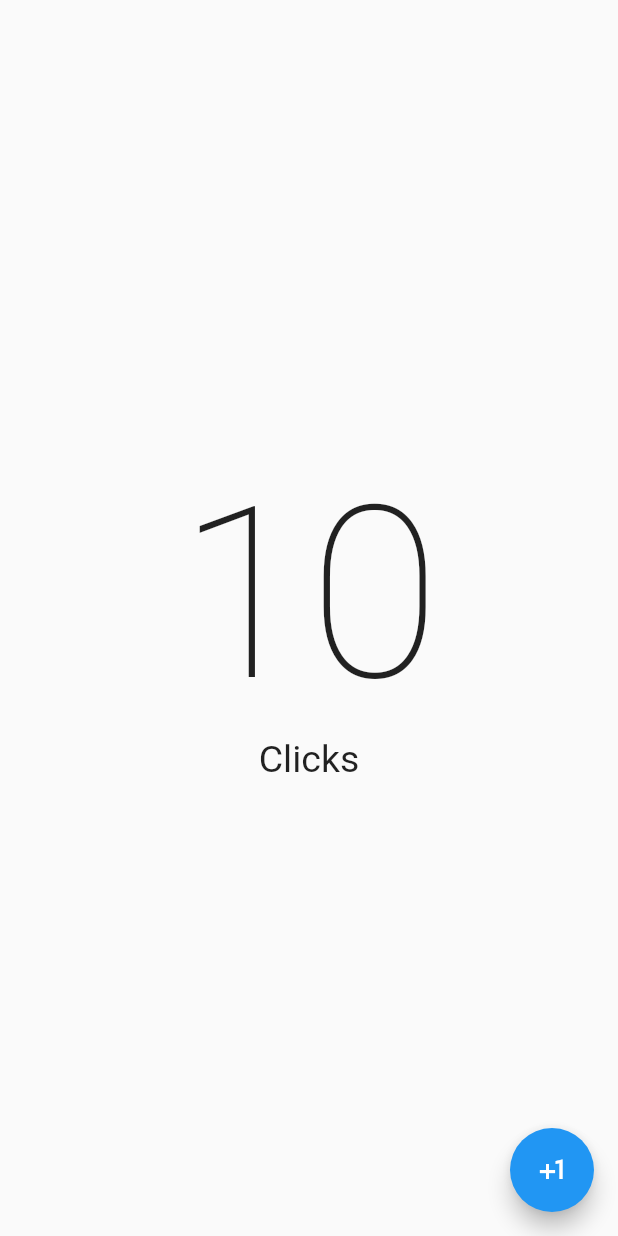
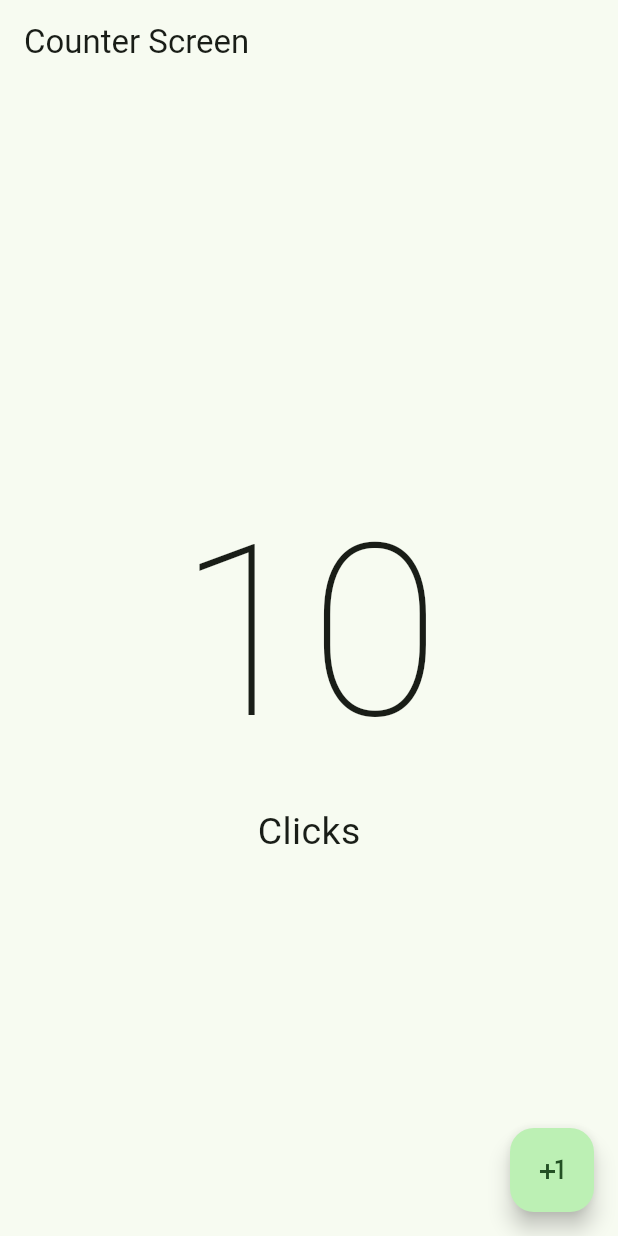
Before and after one commit to AngelTravieso/02_counter_app, a Flutter app: the screen it shows after launch, on a phone screen of 412 x 824 dp. Run offline on Flutter 3.47's test engine with Material 2 defaults, Android fonts, the phone set to English and light mode, and no system bars.

Commit message:
Material Design 3

```diff
--- a/lib/main.dart
+++ b/lib/main.dart
@@ -10,9 +10,13 @@ class MyApp extends StatelessWidget {
 
   @override
   Widget build(BuildContext context) {
-    return const MaterialApp(
+    return MaterialApp(
       debugShowCheckedModeBanner: false,
-      home: CounterScreen(),
+      theme: ThemeData(
+        useMaterial3: true,
+        colorSchemeSeed: Colors.green,
+      ),
+      home: const CounterScreen(),
     );
   }
 }
--- a/lib/presentation/screens/counter/counter_screen.dart
+++ b/lib/presentation/screens/counter/counter_screen.dart
@@ -6,6 +6,9 @@ class CounterScreen extends StatelessWidget {
   @override
   Widget build(BuildContext context) {
     return Scaffold(
+      appBar: AppBar(
+        title: const Text('Counter Screen'),
+      ),
       body: const Center(
         child: Column(
           mainAxisAlignment: MainAxisAlignment.center,
```
